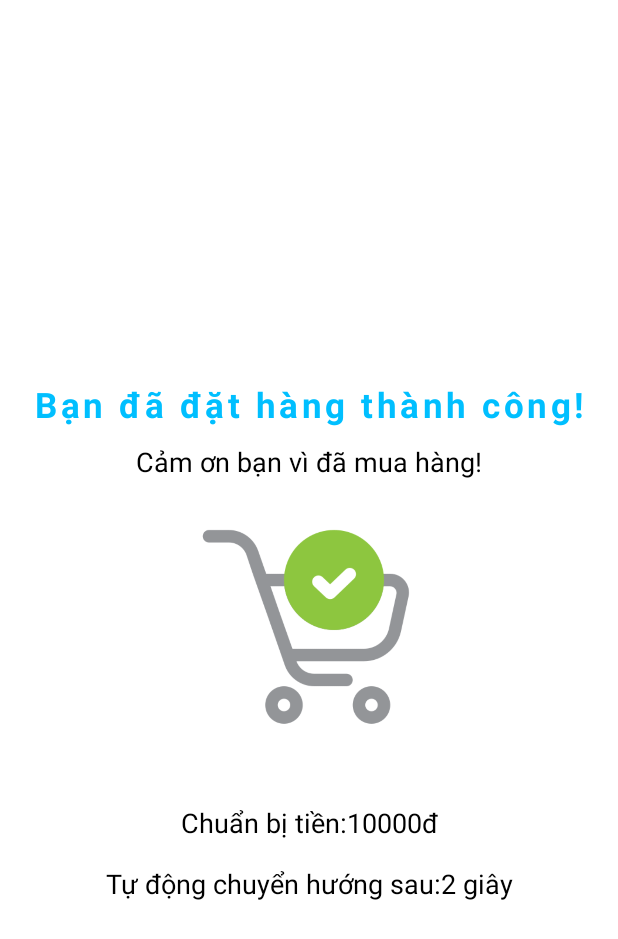
After one commit to luongly2507/toko-android, an Android app: the layout activity_order_success.xml on its own in the app's theme, with its tools: preview values and no code run, on a phone screen of 412 x 824 dp. The commit adds this screen. Shown: the top 939 px of the screen. Run offline under Robolectric (Android 15) with nearby library versions, the phone set to English and light mode, and no system bars.

Commit message:
leehungw-Add Order Success Activity

```diff
--- /dev/null
+++ b/app/src/main/java/com/app/toko/views/activities/OrderSuccessActivity.java
@@ -0,0 +1,57 @@
+package com.app.toko.views.activities;
+
+import androidx.appcompat.app.AppCompatActivity;
+
+import android.content.Intent;
+import android.os.Bundle;
+import android.os.Handler;
+import android.widget.TextView;
+
+import com.app.toko.R;
+
+public class OrderSuccessActivity extends AppCompatActivity {
+
+    private static final int DELAY_TIME = 2000; // Thời gian chờ 2 giây
+
+    private TextView countdownTextView;
+    private int countdownValue = 2; // Giá trị đếm ngược ban đầu
+
+    private Handler handler;
+    private Runnable runnable;
+
+    @Override
+    protected void onCreate(Bundle savedInstanceState) {
+        super.onCreate(savedInstanceState);
+        setContentView(R.layout.activity_order_success);
+
+        countdownTextView = findViewById(R.id.countdownTextView);
+
+        handler = new Handler();
+        runnable = new Runnable() {
+            @Override
+            public void run() {
+                countdownValue--;
+                String countdownText = " " + countdownValue + " giây";
+                countdownTextView.setText(countdownText);
+
+                if (countdownValue == 0) {
+                    // Chuyển đến màn hình đăng nhập sau khi đếm ngược hoàn thành
+                    startLoginActivity();
+                } else {
+                    // Tiếp tục đếm ngược
+                    handler.postDelayed(this, 1000); // Đặt thời gian chờ 1 giây
+                }
+            }
+        };
+
+        // Bắt đầu đếm ngược
+        handler.postDelayed(runnable, 1000); // Đặt thời gian chờ 1 giây
+    }
+
+    private void startLoginActivity() {
+        Intent intent = new Intent(this, MainActivity.class);
+        intent.setFlags(Intent.FLAG_ACTIVITY_CLEAR_TASK);
+        startActivity(intent);
+        finish(); // Đóng Activity hiện tại
+    }
+}
--- /dev/null
+++ b/app/src/main/res/layout/activity_order_success.xml
@@ -0,0 +1,87 @@
+<?xml version="1.0" encoding="utf-8"?>
+<androidx.constraintlayout.widget.ConstraintLayout xmlns:android="http://schemas.android.com/apk/res/android"
+    xmlns:app="http://schemas.android.com/apk/res-auto"
+    xmlns:tools="http://schemas.android.com/tools"
+    android:layout_width="match_parent"
+    android:layout_height="match_parent"
+    tools:context=".views.activities.OrderSuccessActivity">
+    <TextView
+        android:id="@+id/orderSuccessTitleTextView"
+        android:layout_width="wrap_content"
+        android:layout_height="wrap_content"
+        android:text="@string/order_success"
+        android:textAlignment="center"
+        app:layout_constraintBottom_toTopOf="@id/orderSuccessNotifyTextView"
+        app:layout_constraintStart_toStartOf="parent"
+        app:layout_constraintEnd_toEndOf="parent"
+        android:layout_marginBottom="10dp"
+        android:textSize="23sp"
+        android:letterSpacing="0.1"
+        android:textStyle="bold"
+        android:textColor="@color/deepskyblue"
+        android:layout_marginTop="16dp"/>
+
+    <TextView
+        android:id="@+id/orderSuccessNotifyTextView"
+        android:layout_width="wrap_content"
+        android:layout_height="wrap_content"
+        app:layout_constraintBottom_toTopOf="@id/orderSuccessImage"
+        app:layout_constraintStart_toStartOf="parent"
+        app:layout_constraintEnd_toEndOf="parent"
+        android:text="@string/thanks_for_ordering"
+        android:textSize="18sp"
+        android:layout_marginTop="16dp"/>
+
+    <ImageView
+        android:id="@+id/orderSuccessImage"
+        app:layout_constraintTop_toTopOf="parent"
+        app:layout_constraintBottom_toBottomOf="parent"
+        app:layout_constraintStart_toStartOf="parent"
+        app:layout_constraintEnd_toEndOf="parent"
+        android:layout_width="200dp"
+        android:layout_height="200dp"
+        android:src="@drawable/order_success_icon"
+        android:layout_marginTop="16dp"/>
+    <LinearLayout
+        android:id="@+id/prepareMoneyLayout"
+        android:layout_width="wrap_content"
+        android:layout_height="wrap_content"
+        app:layout_constraintTop_toBottomOf="@id/orderSuccessImage"
+        app:layout_constraintStart_toStartOf="parent"
+        app:layout_constraintEnd_toEndOf="parent">
+        <TextView
+            android:layout_width="wrap_content"
+            android:layout_height="wrap_content"
+            android:textSize="18sp"
+            android:text="@string/prepare_money"
+            android:layout_marginTop="16dp"/>
+        <TextView
+            android:id="@+id/moneyPrepareTextView"
+            android:layout_width="wrap_content"
+            android:layout_height="wrap_content"
+            android:textSize="18sp"
+            android:text="10000đ"
+            android:layout_marginTop="16dp"/>
+    </LinearLayout>
+    <LinearLayout
+        android:layout_width="wrap_content"
+        android:layout_height="wrap_content"
+        app:layout_constraintTop_toBottomOf="@id/prepareMoneyLayout"
+        app:layout_constraintStart_toStartOf="parent"
+        app:layout_constraintEnd_toEndOf="parent">
+        <TextView
+            android:layout_width="wrap_content"
+            android:layout_height="wrap_content"
+            android:textSize="18sp"
+            android:text="@string/redirect"
+            android:layout_marginTop="16dp"/>
+        <TextView
+            android:id="@+id/countdownTextView"
+            android:layout_width="wrap_content"
+            android:layout_height="wrap_content"
+            android:textSize="18sp"
+            android:text="@string/remainning_second"
+            android:layout_marginTop="16dp"/>
+    </LinearLayout>
+
+</androidx.constraintlayout.widget.ConstraintLayout>
--- a/app/src/main/res/values/strings.xml
+++ b/app/src/main/res/values/strings.xml
@@ -55,4 +55,7 @@
     <string name="change_password">Thay đổi mật khẩu</string>
     <string name="new_password">Mật khẩu mới</string>
     <string name="repeat_password">Nhập lại mật khẩu</string>
+    <string name="order_success">Bạn đã đặt hàng thành công!</string>
+    <string name="thanks_for_ordering">Cảm ơn bạn vì đã mua hàng!</string>
+    <string name="prepare_money">Chuẩn bị tiền: </string>
 </resources>
```
Also changed, not shown: app/src/main/res/drawable/order_success_icon.png (added).
